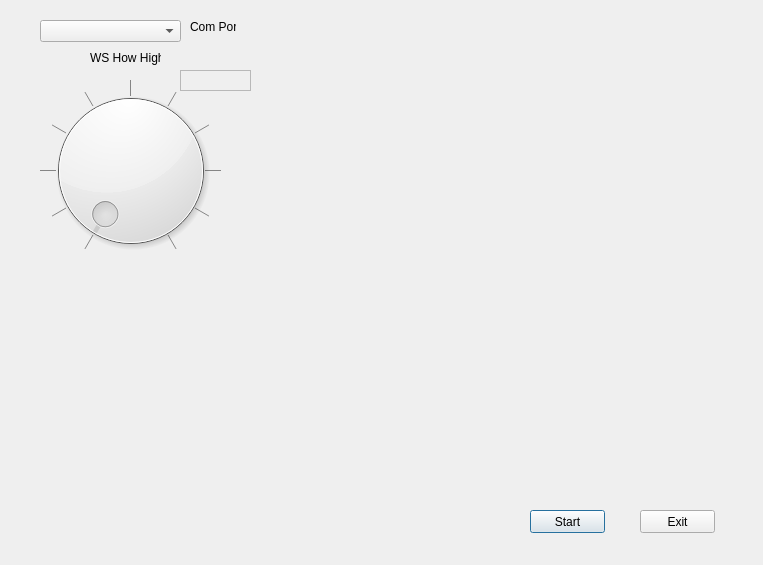
Before: the Qt Designer form src/telemetryDialog.ui in xhorizont/eepe, drawn with Qt 5.
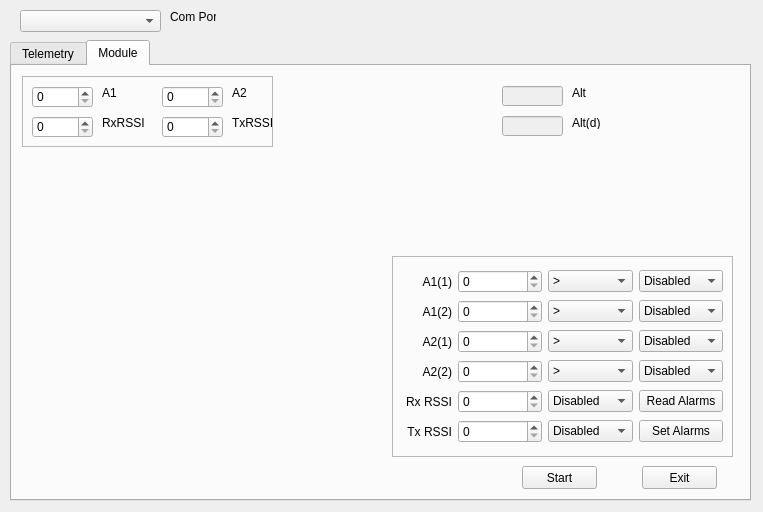
After: the same form once the commit is applied.

Commit message: Add THIS mix source, module alarm setting, 2561 fuses, FM fading, FM mixing

What changed in the file:
```diff
--- a/src/telemetryDialog.ui
+++ b/src/telemetryDialog.ui
@@ -7,81 +7,768 @@
     <x>0</x>
     <y>0</y>
     <width>763</width>
-    <height>565</height>
+    <height>512</height>
    </rect>
   </property>
   <property name="windowTitle">
    <string>Dialog</string>
   </property>
+  <widget class="QTabWidget" name="tabWidget">
+   <property name="geometry">
+    <rect>
+     <x>10</x>
+     <y>40</y>
+     <width>741</width>
+     <height>461</height>
+    </rect>
+   </property>
+   <property name="currentIndex">
+    <number>1</number>
+   </property>
+   <widget class="QWidget" name="Telemetry">
+    <attribute name="title">
+     <string>Telemetry</string>
+    </attribute>
+    <widget class="QDial" name="WSdial">
+     <property name="geometry">
+      <rect>
+       <x>10</x>
+       <y>50</y>
+       <width>181</width>
+       <height>181</height>
+      </rect>
+     </property>
+     <property name="maximum">
+      <number>1200</number>
+     </property>
+     <property name="singleStep">
+      <number>10</number>
+     </property>
+     <property name="notchTarget">
+      <double>10.000000000000000</double>
+     </property>
+     <property name="notchesVisible">
+      <bool>true</bool>
+     </property>
+    </widget>
+    <widget class="QTextEdit" name="WSvalue">
+     <property name="enabled">
+      <bool>false</bool>
+     </property>
+     <property name="geometry">
+      <rect>
+       <x>90</x>
+       <y>20</y>
+       <width>71</width>
+       <height>21</height>
+      </rect>
+     </property>
+     <property name="verticalScrollBarPolicy">
+      <enum>Qt::ScrollBarAlwaysOff</enum>
+     </property>
+     <property name="horizontalScrollBarPolicy">
+      <enum>Qt::ScrollBarAlwaysOff</enum>
+     </property>
+    </widget>
+    <widget class="QLabel" name="label">
+     <property name="geometry">
+      <rect>
+       <x>10</x>
+       <y>20</y>
+       <width>71</width>
+       <height>16</height>
+      </rect>
+     </property>
+     <property name="text">
+      <string>WS How High</string>
+     </property>
+    </widget>
+    <widget class="QPushButton" name="startButton">
+     <property name="geometry">
+      <rect>
+       <x>510</x>
+       <y>400</y>
+       <width>75</width>
+       <height>23</height>
+      </rect>
+     </property>
+     <property name="text">
+      <string>Start</string>
+     </property>
+    </widget>
+    <widget class="QPushButton" name="exitButton">
+     <property name="geometry">
+      <rect>
+       <x>630</x>
+       <y>400</y>
+       <width>75</width>
+       <height>23</height>
+      </rect>
+     </property>
+     <property name="text">
+      <string>Exit</string>
+     </property>
+    </widget>
+   </widget>
+   <widget class="QWidget" name="Module">
+    <attribute name="title">
+     <string>Module</string>
+    </attribute>
+    <widget class="QPushButton" name="startButtonModule">
+     <property name="geometry">
+      <rect>
+       <x>510</x>
+       <y>400</y>
+       <width>75</width>
+       <height>23</height>
+      </rect>
+     </property>
+     <property name="text">
+      <string>Start</string>
+     </property>
+    </widget>
+    <widget class="QPushButton" name="exitButtonModule">
+     <property name="geometry">
+      <rect>
+       <x>630</x>
+       <y>400</y>
+       <width>75</width>
+       <height>23</height>
+      </rect>
+     </property>
+     <property name="text">
+      <string>Exit</string>
+     </property>
+    </widget>
+    <widget class="QFrame" name="frame">
+     <property name="geometry">
+      <rect>
+       <x>380</x>
+       <y>190</y>
+       <width>341</width>
+       <height>201</height>
+      </rect>
+     </property>
+     <property name="frameShape">
+      <enum>QFrame::StyledPanel</enum>
+     </property>
+     <property name="frameShadow">
+      <enum>QFrame::Raised</enum>
+     </property>
+     <widget class="QWidget" name="gridLayoutWidget">
+      <property name="geometry">
+       <rect>
+        <x>10</x>
+        <y>10</y>
+        <width>321</width>
+        <height>31</height>
+       </rect>
+      </property>
+      <layout class="QGridLayout" name="gridLayout">
+       <item row="0" column="1">
+        <widget class="QSpinBox" name="A11AlarmSB">
+         <property name="maximum">
+          <number>255</number>
+         </property>
+        </widget>
+       </item>
+       <item row="0" column="2">
+        <widget class="QComboBox" name="A11GtLtCB">
+         <item>
+          <property name="text">
+           <string>&gt;</string>
+          </property>
+         </item>
+         <item>
+          <property name="text">
+           <string>&lt;</string>
+          </property>
+         </item>
+        </widget>
+       </item>
+       <item row="0" column="0">
+        <widget class="QLabel" name="label_7">
+         <property name="maximumSize">
+          <size>
+           <width>50</width>
+           <height>16777215</height>
+          </size>
+         </property>
+         <property name="text">
+          <string>A1(1)</string>
+         </property>
+         <property name="alignment">
+          <set>Qt::AlignRight|Qt::AlignTrailing|Qt::AlignVCenter</set>
+         </property>
+        </widget>
+       </item>
+       <item row="0" column="3">
+        <widget class="QComboBox" name="A11LevelCB">
+         <item>
+          <property name="text">
+           <string>Disabled</string>
+          </property>
+         </item>
+         <item>
+          <property name="text">
+           <string>Yellow</string>
+          </property>
+         </item>
+         <item>
+          <property name="text">
+           <string>Orange</string>
+          </property>
+         </item>
+         <item>
+          <property name="text">
+           <string>Red</string>
+          </property>
+         </item>
+        </widget>
+       </item>
+      </layout>
+     </widget>
+     <widget class="QWidget" name="gridLayoutWidget_2">
+      <property name="geometry">
+       <rect>
+        <x>10</x>
+        <y>40</y>
+        <width>321</width>
+        <height>31</height>
+       </rect>
+      </property>
+      <layout class="QGridLayout" name="gridLayout_2">
+       <item row="0" column="1">
+        <widget class="QSpinBox" name="A12AlarmSB">
+         <property name="maximum">
+          <number>255</number>
+         </property>
+        </widget>
+       </item>
+       <item row="0" column="2">
+        <widget class="QComboBox" name="A12GtLtCB">
+         <item>
+          <property name="text">
+           <string>&gt;</string>
+          </property>
+         </item>
+         <item>
+          <property name="text">
+           <string>&lt;</string>
+          </property>
+         </item>
+        </widget>
+       </item>
+       <item row="0" column="0">
+        <widget class="QLabel" name="label_8">
+         <property name="maximumSize">
+          <size>
+           <width>50</width>
+           <height>16777215</height>
+          </size>
+         </property>
+         <property name="text">
+          <string>A1(2)</string>
+         </property>
+         <property name="alignment">
+          <set>Qt::AlignRight|Qt::AlignTrailing|Qt::AlignVCenter</set>
+         </property>
+        </widget>
+       </item>
+       <item row="0" column="3">
+        <widget class="QComboBox" name="A12LevelCB">
+         <item>
+          <property name="text">
+           <string>Disabled</string>
+          </property>
+         </item>
+         <item>
+          <property name="text">
+           <string>Yellow</string>
+          </property>
+         </item>
+         <item>
+          <property name="text">
+           <string>Orange</string>
+          </property>
+         </item>
+         <item>
+          <property name="text">
+           <string>Red</string>
+          </property>
+         </item>
+        </widget>
+       </item>
+      </layout>
+     </widget>
+     <widget class="QWidget" name="gridLayoutWidget_5">
+      <property name="geometry">
+       <rect>
+        <x>10</x>
+        <y>70</y>
+        <width>321</width>
+        <height>31</height>
+       </rect>
+      </property>
+      <layout class="QGridLayout" name="gridLayout_5">
+       <item row="0" column="1">
+        <widget class="QSpinBox" name="A21AlarmSB">
+         <property name="maximum">
+          <number>255</number>
+         </property>
+        </widget>
+       </item>
+       <item row="0" column="2">
+        <widget class="QComboBox" name="A21GtLtCB">
+         <item>
+          <property name="text">
+           <string>&gt;</string>
+          </property>
+         </item>
+         <item>
+          <property name="text">
+           <string>&lt;</string>
+          </property>
+         </item>
+        </widget>
+       </item>
+       <item row="0" column="0">
+        <widget class="QLabel" name="label_11">
+         <property name="maximumSize">
+          <size>
+           <width>50</width>
+           <height>16777215</height>
+          </size>
+         </property>
+         <property name="text">
+          <string>A2(1)</string>
+         </property>
+         <property name="alignment">
+          <set>Qt::AlignRight|Qt::AlignTrailing|Qt::AlignVCenter</set>
+         </property>
+        </widget>
+       </item>
+       <item row="0" column="3">
+        <widget class="QComboBox" name="A21LevelCB">
+         <item>
+          <property name="text">
+           <string>Disabled</string>
+          </property>
+         </item>
+         <item>
+          <property name="text">
+           <string>Yellow</string>
+          </property>
+         </item>
+         <item>
+          <property name="text">
+           <string>Orange</string>
+          </property>
+         </item>
+         <item>
+          <property name="text">
+           <string>Red</string>
+          </property>
+         </item>
+        </widget>
+       </item>
+      </layout>
+     </widget>
+     <widget class="QWidget" name="gridLayoutWidget_6">
+      <property name="geometry">
+       <rect>
+        <x>10</x>
+        <y>100</y>
+        <width>321</width>
+        <height>31</height>
+       </rect>
+      </property>
+      <layout class="QGridLayout" name="gridLayout_6">
+       <item row="0" column="1">
+        <widget class="QSpinBox" name="A22AlarmSB">
+         <property name="maximum">
+          <number>255</number>
+         </property>
+        </widget>
+       </item>
+       <item row="0" column="2">
+        <widget class="QComboBox" name="A22GtLtCB">
+         <item>
+          <property name="text">
+           <string>&gt;</string>
+          </property>
+         </item>
+         <item>
+          <property name="text">
+           <string>&lt;</string>
+          </property>
+         </item>
+        </widget>
+       </item>
+       <item row="0" column="0">
+        <widget class="QLabel" name="label_12">
+         <property name="maximumSize">
+          <size>
+           <width>50</width>
+           <height>16777215</height>
+          </size>
+         </property>
+         <property name="text">
+          <string>A2(2)</string>
+         </property>
+         <property name="alignment">
+          <set>Qt::AlignRight|Qt::AlignTrailing|Qt::AlignVCenter</set>
+         </property>
+        </widget>
+       </item>
+       <item row="0" column="3">
+        <widget class="QComboBox" name="A22LevelCB">
+         <item>
+          <property name="text">
+           <string>Disabled</string>
+          </property>
+         </item>
+         <item>
+          <property name="text">
+           <string>Yellow</string>
+          </property>
+         </item>
+         <item>
+          <property name="text">
+           <string>Orange</string>
+          </property>
+         </item>
+         <item>
+          <property name="text">
+           <string>Red</string>
+          </property>
+         </item>
+        </widget>
+       </item>
+      </layout>
+     </widget>
+     <widget class="QWidget" name="gridLayoutWidget_3">
+      <property name="geometry">
+       <rect>
+        <x>10</x>
+        <y>130</y>
+        <width>321</width>
+        <height>31</height>
+       </rect>
+      </property>
+      <layout class="QGridLayout" name="gridLayout_3">
+       <item row="0" column="1">
+        <widget class="QSpinBox" name="RssiAlarmSB">
+         <property name="maximum">
+          <number>255</number>
+         </property>
+        </widget>
+       </item>
+       <item row="0" column="0">
+        <widget class="QLabel" name="label_9">
+         <property name="maximumSize">
+          <size>
+           <width>50</width>
+           <height>16777215</height>
+          </size>
+         </property>
+         <property name="text">
+          <string>Rx RSSI</string>
+         </property>
+         <property name="alignment">
+          <set>Qt::AlignRight|Qt::AlignTrailing|Qt::AlignVCenter</set>
+         </property>
+        </widget>
+       </item>
+       <item row="0" column="2">
+        <widget class="QComboBox" name="RssiLevelCB">
+         <item>
+          <property name="text">
+           <string>Disabled</string>
+          </property>
+         </item>
+         <item>
+          <property name="text">
+           <string>Yellow</string>
+          </property>
+         </item>
+         <item>
+          <property name="text">
+           <string>Orange</string>
+          </property>
+         </item>
+         <item>
+          <property name="text">
+           <string>Red</string>
+          </property>
+         </item>
+        </widget>
+       </item>
+       <item row="0" column="3">
+        <widget class="QPushButton" name="ReadAlarmsButton">
+         <property name="text">
+          <string>Read Alarms</string>
+         </property>
+        </widget>
+       </item>
+      </layout>
+     </widget>
+     <widget class="QWidget" name="gridLayoutWidget_4">
+      <property name="geometry">
+       <rect>
+        <x>10</x>
+        <y>160</y>
+        <width>321</width>
+        <height>31</height>
+       </rect>
+      </property>
+      <layout class="QGridLayout" name="gridLayout_4">
+       <item row="0" column="1">
+        <widget class="QSpinBox" name="TssiAlarmSB">
+         <property name="maximum">
+          <number>255</number>
+         </property>
+        </widget>
+       </item>
+       <item row="0" column="0">
+        <widget class="QLabel" name="label_10">
+         <property name="maximumSize">
+          <size>
+           <width>50</width>
+           <height>16777215</height>
+          </size>
+         </property>
+         <property name="text">
+          <string>Tx RSSI</string>
+         </property>
+         <property name="alignment">
+          <set>Qt::AlignRight|Qt::AlignTrailing|Qt::AlignVCenter</set>
+         </property>
+        </widget>
+       </item>
+       <item row="0" column="2">
+        <widget class="QComboBox" name="TssiLevelCB">
+         <item>
+          <property name="text">
+           <string>Disabled</string>
+          </property>
+         </item>
+         <item>
+          <property name="text">
+           <string>Yellow</string>
+          </property>
+         </item>
+         <item>
+          <property name="text">
+           <string>Orange</string>
+          </property>
+         </item>
+         <item>
+          <property name="text">
+           <string>Red</string>
+          </property>
+         </item>
+        </widget>
+       </item>
+       <item row="0" column="3">
+        <widget class="QPushButton" name="SetAlarmsButton">
+         <property name="text">
+          <string>Set Alarms</string>
+         </property>
+        </widget>
+       </item>
+      </layout>
+     </widget>
+    </widget>
+    <widget class="QLabel" name="label_13">
+     <property name="geometry">
+      <rect>
+       <x>560</x>
+       <y>20</y>
+       <width>46</width>
+       <height>13</height>
+      </rect>
+     </property>
+     <property name="text">
+      <string>Alt</string>
+     </property>
+    </widget>
+    <widget class="QLabel" name="label_14">
+     <property name="geometry">
+      <rect>
+       <x>560</x>
+       <y>50</y>
+       <width>46</width>
+       <height>13</height>
+      </rect>
+     </property>
+     <property name="text">
+      <string>Alt(d)</string>
+     </property>
+    </widget>
+    <widget class="QFrame" name="frame_2">
+     <property name="geometry">
+      <rect>
+       <x>10</x>
+       <y>10</y>
+       <width>251</width>
+       <height>71</height>
+      </rect>
+     </property>
+     <property name="frameShape">
+      <enum>QFrame::StyledPanel</enum>
+     </property>
+     <property name="frameShadow">
+      <enum>QFrame::Raised</enum>
+     </property>
+     <widget class="QLabel" name="label_6">
+      <property name="geometry">
+       <rect>
+        <x>80</x>
+        <y>40</y>
+        <width>46</width>
+        <height>13</height>
+       </rect>
+      </property>
+      <property name="text">
+       <string>RxRSSI</string>
+      </property>
+     </widget>
+     <widget class="QSpinBox" name="A1SB">
+      <property name="geometry">
+       <rect>
+        <x>10</x>
+        <y>10</y>
+        <width>61</width>
+        <height>22</height>
+       </rect>
+      </property>
+      <property name="maximum">
+       <number>255</number>
+      </property>
+     </widget>
+     <widget class="QSpinBox" name="RSSI_SB">
+      <property name="geometry">
+       <rect>
+        <x>10</x>
+        <y>40</y>
+        <width>61</width>
+        <height>22</height>
+       </rect>
+      </property>
+      <property name="maximum">
+       <number>255</number>
+      </property>
+     </widget>
+     <widget class="QLabel" name="label_3">
+      <property name="geometry">
+       <rect>
+        <x>80</x>
+        <y>10</y>
+        <width>46</width>
+        <height>13</height>
+       </rect>
+      </property>
+      <property name="text">
+       <string>A1</string>
+      </property>
+     </widget>
+     <widget class="QLabel" name="label_5">
+      <property name="geometry">
+       <rect>
+        <x>210</x>
+        <y>40</y>
+        <width>46</width>
+        <height>13</height>
+       </rect>
+      </property>
+      <property name="text">
+       <string>TxRSSI</string>
+      </property>
+     </widget>
+     <widget class="QSpinBox" name="TSSI_SB">
+      <property name="geometry">
+       <rect>
+        <x>140</x>
+        <y>40</y>
+        <width>61</width>
+        <height>22</height>
+       </rect>
+      </property>
+      <property name="maximum">
+       <number>255</number>
+      </property>
+     </widget>
+     <widget class="QSpinBox" name="A2SB">
+      <property name="geometry">
+       <rect>
+        <x>140</x>
+        <y>10</y>
+        <width>61</width>
+        <height>22</height>
+       </rect>
+      </property>
+      <property name="maximum">
+       <number>255</number>
+      </property>
+     </widget>
+     <widget class="QLabel" name="label_4">
+      <property name="geometry">
+       <rect>
+        <x>210</x>
+        <y>10</y>
+        <width>46</width>
+        <height>13</height>
+       </rect>
+      </property>
+      <property name="text">
+       <string>A2</string>
+      </property>
+     </widget>
+    </widget>
+    <widget class="QLineEdit" name="AltDisp">
+     <property name="enabled">
+      <bool>false</bool>
+     </property>
+     <property name="geometry">
+      <rect>
+       <x>490</x>
+       <y>20</y>
+       <width>61</width>
+       <height>20</height>
+      </rect>
+     </property>
+    </widget>
+    <widget class="QLineEdit" name="AltDdisp">
+     <property name="enabled">
+      <bool>false</bool>
+     </property>
+     <property name="geometry">
+      <rect>
+       <x>490</x>
+       <y>50</y>
+       <width>61</width>
+       <height>20</height>
+      </rect>
+     </property>
+    </widget>
+   </widget>
+  </widget>
   <widget class="QComboBox" name="TelPortCB">
    <property name="geometry">
     <rect>
-     <x>40</x>
-     <y>20</y>
+     <x>20</x>
+     <y>10</y>
      <width>141</width>
      <height>22</height>
     </rect>
    </property>
   </widget>
-  <widget class="QDial" name="WSdial">
-   <property name="geometry">
-    <rect>
-     <x>40</x>
-     <y>80</y>
-     <width>181</width>
-     <height>181</height>
-    </rect>
-   </property>
-   <property name="maximum">
-    <number>1200</number>
-   </property>
-   <property name="singleStep">
-    <number>10</number>
-   </property>
-   <property name="notchTarget">
-    <double>10.000000000000000</double>
-   </property>
-   <property name="notchesVisible">
-    <bool>true</bool>
-   </property>
-  </widget>
-  <widget class="QTextEdit" name="WSvalue">
-   <property name="enabled">
-    <bool>false</bool>
-   </property>
-   <property name="geometry">
-    <rect>
-     <x>180</x>
-     <y>70</y>
-     <width>71</width>
-     <height>21</height>
-    </rect>
-   </property>
-   <property name="verticalScrollBarPolicy">
-    <enum>Qt::ScrollBarAlwaysOff</enum>
-   </property>
-   <property name="horizontalScrollBarPolicy">
-    <enum>Qt::ScrollBarAlwaysOff</enum>
-   </property>
-  </widget>
-  <widget class="QLabel" name="label">
-   <property name="geometry">
-    <rect>
-     <x>90</x>
-     <y>50</y>
-     <width>71</width>
-     <height>16</height>
-    </rect>
-   </property>
-   <property name="text">
-    <string>WS How High</string>
-   </property>
-  </widget>
   <widget class="QLabel" name="label_2">
    <property name="geometry">
     <rect>
-     <x>190</x>
-     <y>20</y>
+     <x>170</x>
+     <y>10</y>
      <width>46</width>
      <height>13</height>
     </rect>
@@ -90,32 +777,6 @@
     <string>Com Port</string>
    </property>
   </widget>
-  <widget class="QPushButton" name="startButton">
-   <property name="geometry">
-    <rect>
-     <x>530</x>
-     <y>510</y>
-     <width>75</width>
-     <height>23</height>
-    </rect>
-   </property>
-   <property name="text">
-    <string>Start</string>
-   </property>
-  </widget>
-  <widget class="QPushButton" name="exitButton">
-   <property name="geometry">
-    <rect>
-     <x>640</x>
-     <y>510</y>
-     <width>75</width>
-     <height>23</height>
-    </rect>
-   </property>
-   <property name="text">
-    <string>Exit</string>
-   </property>
-  </widget>
  </widget>
  <resources/>
  <connections/>
```
The commit also changes 62 other files.
